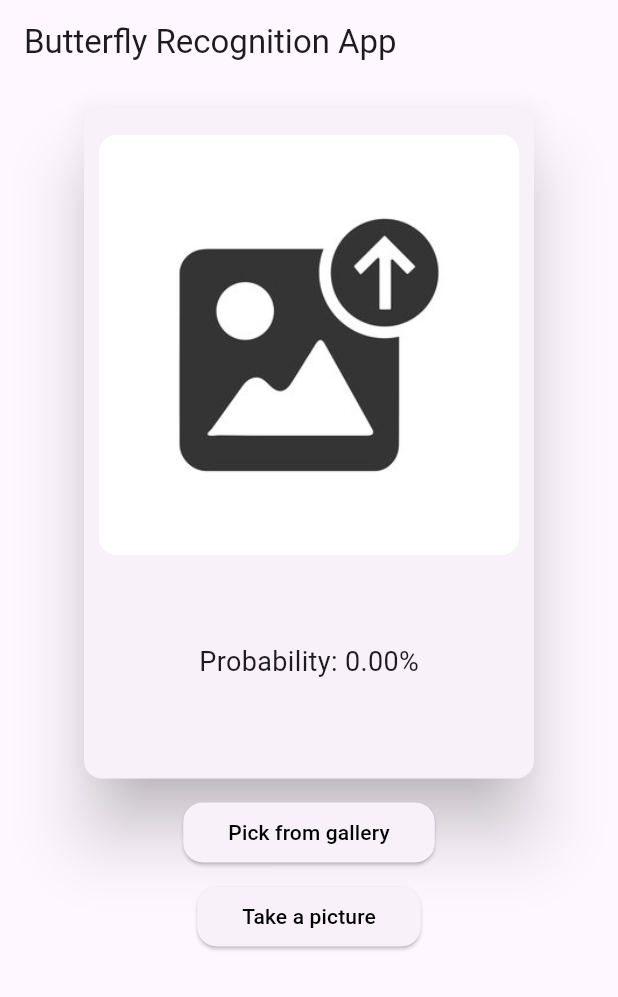
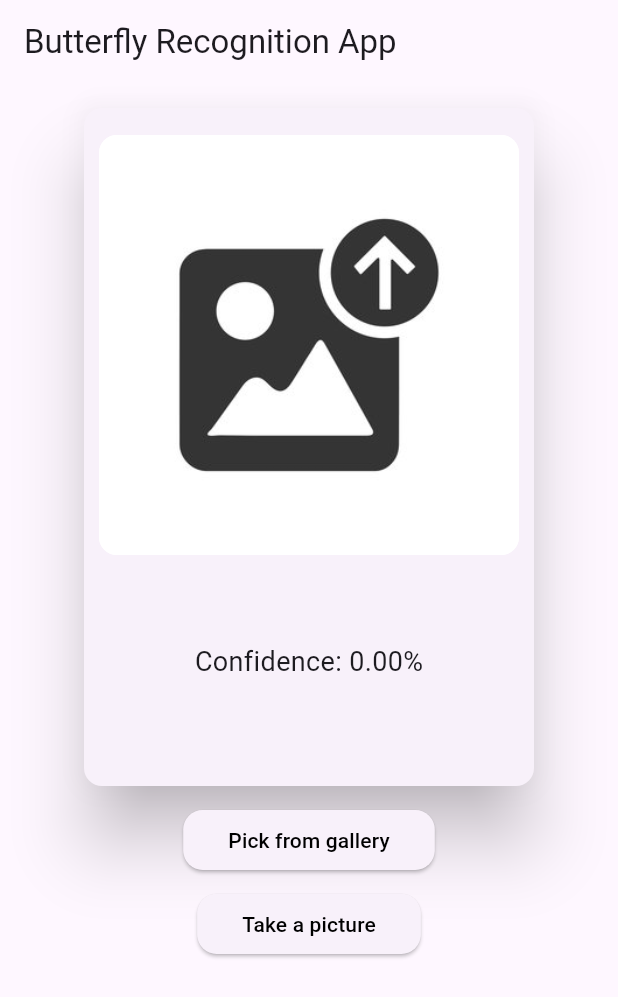
Before and after one commit to CeoJim18/surinaamse-vlinderherkennings-app, a Flutter app: the screen it shows after launch, on a phone screen of 412 x 824 dp. Shown: the top 997 px of the screen. Run offline on Flutter 3.47's test engine with Material 3 defaults, Android fonts, the phone set to English and light mode, and no system bars; our stand-ins replace image_picker, loading_animation_widget; missing offline and left inert: tflite_flutter.

```diff
--- a/lib/screens/home_screen.dart
+++ b/lib/screens/home_screen.dart
@@ -22,10 +22,10 @@ class _HomeScreenState extends State<HomeScreen> {
   String label = '';
   double confidence = 0.0;
   bool isRecognitionLoading = false;
+  int? inferenceTimeMs;
   late Interpreter interpreter;
   final ButterflyAIService butterflyAIService = ButterflyAIService();
   final ImagePickerService imagePickerService = ImagePickerService();
-
 
   Future<void> _processImageAndRecognize(File? imageFile) async {
     if (imageFile == null) {
@@ -40,6 +40,7 @@ class _HomeScreenState extends State<HomeScreen> {
       filePath = null; // Clear previous image display while processing new one
       label = '';
       confidence = 0.0;
+      inferenceTimeMs = null;
       isRecognitionLoading = true;
     });
 
@@ -49,6 +50,7 @@ class _HomeScreenState extends State<HomeScreen> {
           imageFile, butterflySpecies.length);
       final indexModelOutput = result['positionModelOutput'];
       final maxElement = result['confidence'];
+      final timeMs = result['inferenceTimeMs'];
 
       // Ensure index is within bounds using the constant list
       if (indexModelOutput >= 0 && indexModelOutput < butterflySpecies.length) {
@@ -60,13 +62,16 @@ class _HomeScreenState extends State<HomeScreen> {
           filePath = imageFile;
           confidence = maxElement * 100;
           label = speciesName;
+          inferenceTimeMs = timeMs;
         });
       } else {
-        devtools.log('Error: Invalid index from model output: $indexModelOutput');
+        devtools
+            .log('Error: Invalid index from model output: $indexModelOutput');
         setState(() {
           filePath = imageFile; // Show the image even if recognition failed
           label = 'Recognition Error';
           confidence = 0.0;
+          inferenceTimeMs = timeMs;
         });
       }
     } catch (e) {
@@ -75,6 +80,7 @@ class _HomeScreenState extends State<HomeScreen> {
         filePath = imageFile; // Show the image even on error
         label = 'Error';
         confidence = 0.0;
+        inferenceTimeMs = null;
       });
     } finally {
       setState(() {
@@ -125,6 +131,7 @@ class _HomeScreenState extends State<HomeScreen> {
                 confidence: confidence,
                 filePath: filePath,
                 isRecognitionLoading: isRecognitionLoading,
+                inferenceTimeMs: inferenceTimeMs,
               ),
               const SizedBox(
                 height: 8,
--- a/lib/widgets/image_card.dart
+++ b/lib/widgets/image_card.dart
@@ -12,12 +12,15 @@ class ImageCard extends StatelessWidget {
   final File? filePath;
   final bool isRecognitionLoading;
 
+  final int? inferenceTimeMs;
+
   const ImageCard({
     super.key,
     required this.label,
     required this.confidence,
     required this.filePath,
     required this.isRecognitionLoading,
+    required this.inferenceTimeMs,
   });
 
   @override
@@ -75,7 +78,7 @@ class ImageCard extends StatelessWidget {
                       height: 12,
                     ),
                     Text(
-                      "Probability: ${confidence.toStringAsFixed(2)}%",
+                      "Confidence: ${confidence.toStringAsFixed(2)}%",
                       style: const TextStyle(
                         fontSize: 18,
                       ),
@@ -83,21 +86,39 @@ class ImageCard extends StatelessWidget {
                     const SizedBox(
                       height: 5,
                     ),
+                    if (inferenceTimeMs != null)
+                      Padding(
+                        padding: const EdgeInsets.only(top: 4.0),
+                        child: Text(
+                          'Latency: ${inferenceTimeMs}ms',
+                          style: const TextStyle(
+                            fontSize: 12,
+                          ),
+                          textAlign: TextAlign.center,
+                        ),
+                      ),
+                    const SizedBox(
+                      height: 5,
+                    ),
                     CupertinoButton(
                       child: label.isNotEmpty
-                            ? const Text('Learn more',
+                          ? const Text(
+                              'Learn more',
                               style: TextStyle(
                                   color: Colors.deepPurple,
-                                    fontWeight: FontWeight.bold))
+                                  fontWeight: FontWeight.bold),
+                            )
                           : const Text(''),
                       onPressed: () {
                         Navigator.push(
                           context,
                           CupertinoPageRoute(
                             builder: (context) =>
-                                      ButterflyInformationPage(
-                                          vlinderSoort: label)));
-                        })
+                                ButterflyInformationPage(vlinderSoort: label),
+                          ),
+                        );
+                      },
+                    )
                   ],
                 ),
               ),
```
Also changed, not shown: lib/services/butterfly_ai_service.dart (+20 -18 lines), 1 other file. Lines whose indentation alone changed are shown as unchanged.
